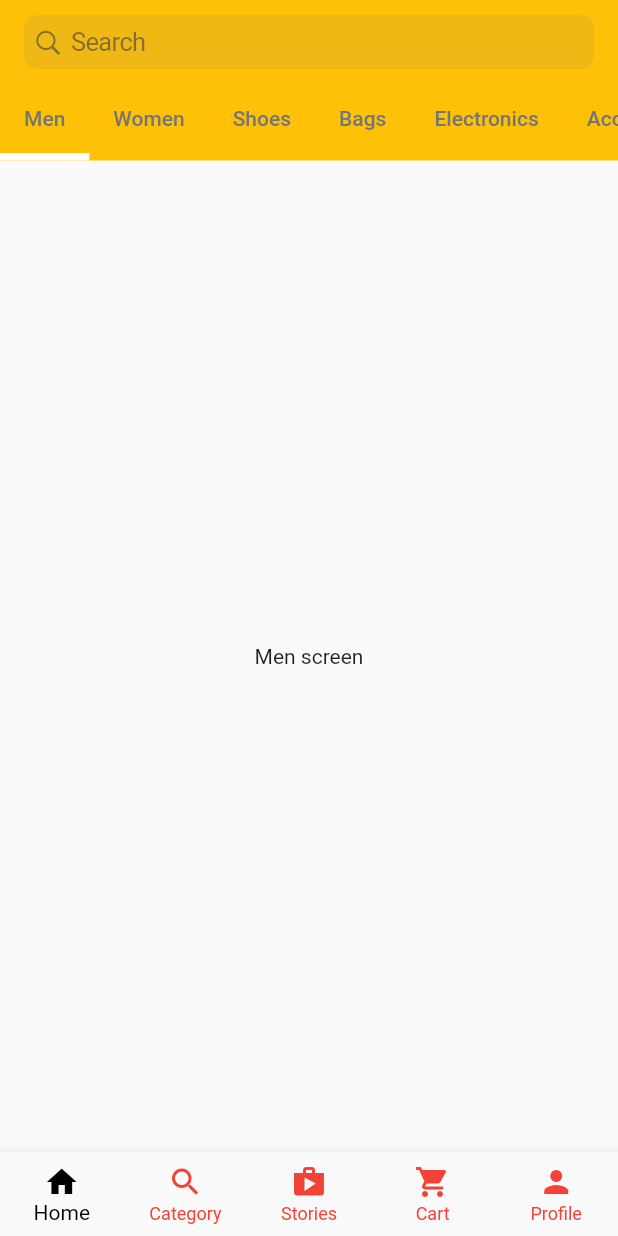
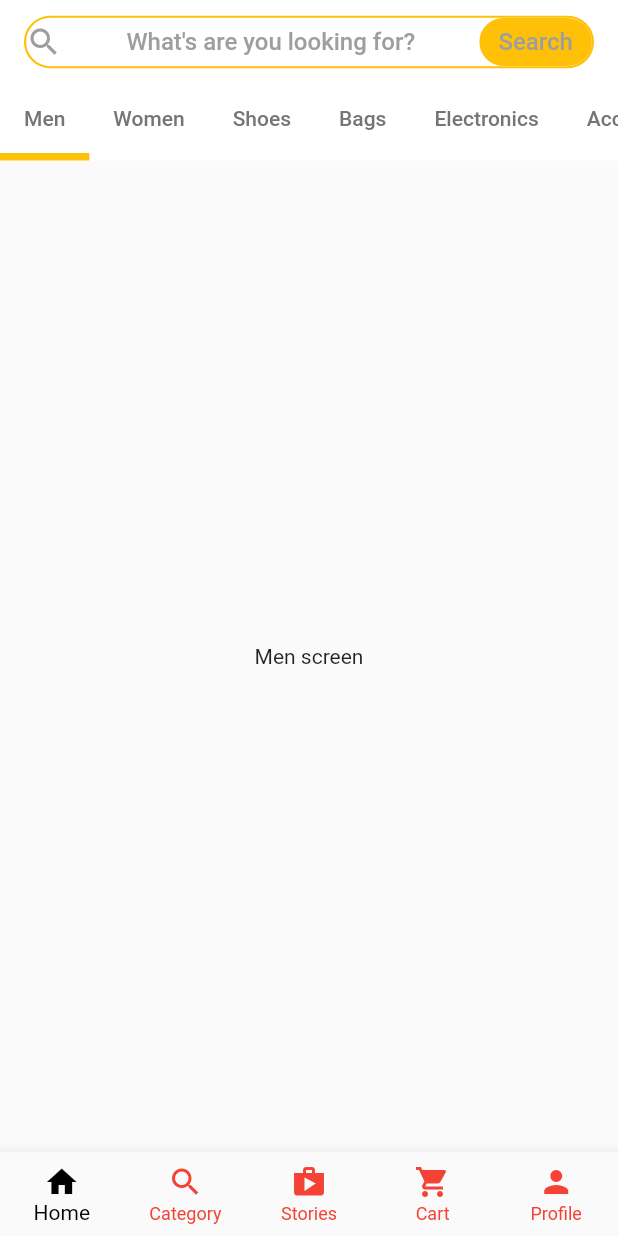
Before and after one commit to siushunking/shop_flutter, a Flutter app: the screen it shows after launch, on a phone screen of 412 x 824 dp. Run offline on Flutter 3.47's test engine with Material 2 defaults, Android fonts, the phone set to English and light mode, and no system bars.

Commit message:
search bar

```diff
--- a/lib/main_screen/home.dart
+++ b/lib/main_screen/home.dart
@@ -2,6 +2,7 @@ import 'package:flutter/cupertino.dart';
 import 'package:flutter/material.dart';
 import 'package:flutter/src/widgets/container.dart';
 import 'package:flutter/src/widgets/framework.dart';
+import 'package:shop/minor_screen/search.dart';
 
 class HomeScreen extends StatefulWidget {
   const HomeScreen({super.key});
@@ -18,10 +19,34 @@ class _HomeScreenState extends State<HomeScreen> {
     child: Scaffold(
       appBar: AppBar(
         elevation: 0,
-        backgroundColor: Colors.amber,
-        title: CupertinoSearchTextField(),
+        backgroundColor: Colors.white,
+        title: InkWell(
+          onTap: () {
+            Navigator.push(context, MaterialPageRoute(builder: (context) => SearchScreen()));
+          },
+          child: Container(
+          height: 35,
+          decoration: BoxDecoration(
+            border: Border.all(color: Colors.amber, width: 1.4),
+            borderRadius: BorderRadius.circular(25),
+          ),
+          child: Row(
+            mainAxisAlignment: MainAxisAlignment.spaceBetween,
+            children: [
+            Icon(Icons.search, color: Colors.grey,),
+            Text("What's are you looking for?", style: TextStyle(fontSize: 16, color: Colors.grey),),
+            Container(
+              decoration: BoxDecoration(color: Colors.amber, borderRadius: BorderRadius.circular(25), border: Border.all(color: Colors.amber, width: 1.4),),
+              height: 32,
+              width: 75,
+              child: Center(child: Text("Search", style: TextStyle(fontSize: 16, color: Colors.grey))),
+              )
+          ],),
+        ),
+        ),
+
         bottom: TabBar(
-          indicatorColor: Colors.white,
+          indicatorColor: Colors.amber,
           indicatorWeight: 5,
           isScrollable: true,
           tabs: [
```
Also changed, not shown: lib/minor_screen/search.dart (added, +24 -0 lines).
